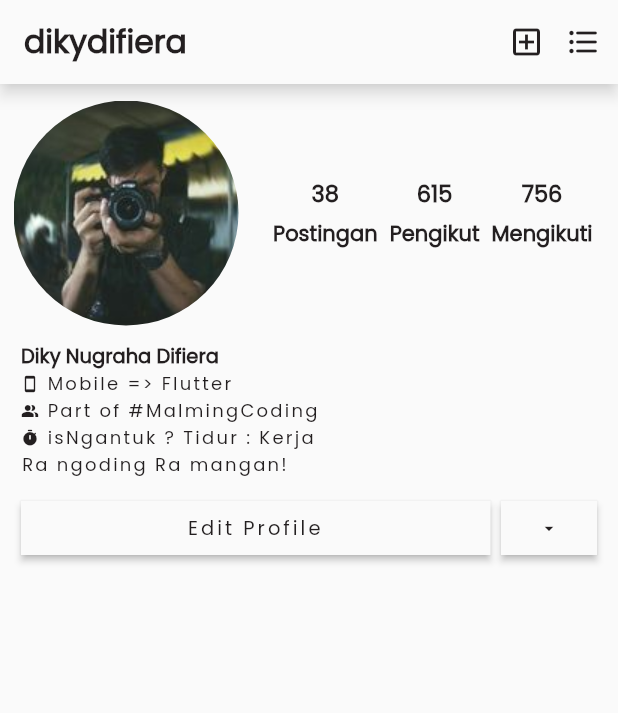
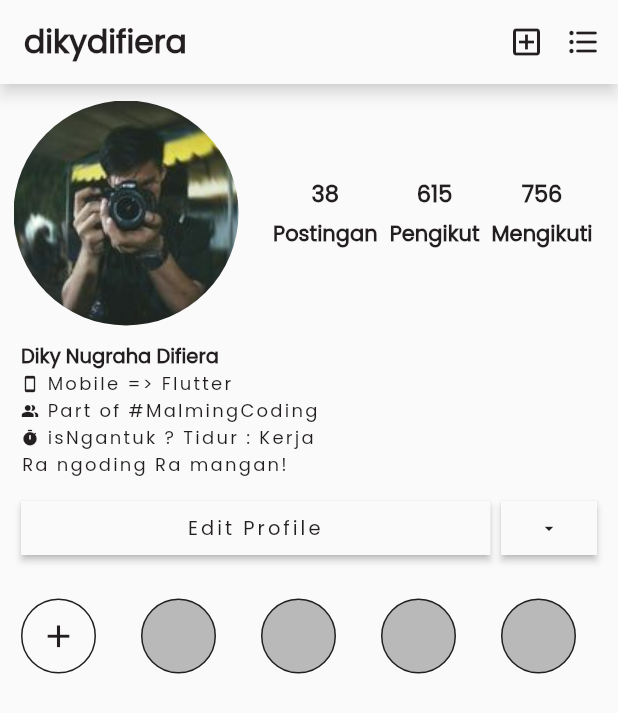
Before and after one commit to dikynugraha1111/AntarMahasiswa, a Flutter app: the screen it shows after launch, on a phone screen of 412 x 824 dp. Shown: the top 713 px of the screen. Run offline on Flutter 3.47's test engine with Material 2 defaults, Android fonts, the phone set to English and light mode, and no system bars; our stand-ins replace carousel_slider, curved_navigation_bar, google_fonts, hexcolor.

Commit message:
Update IgProfile Page - Added ListHistory Horizontal

```diff
--- a/lib/view/ig_profile.dart
+++ b/lib/view/ig_profile.dart
@@ -1,4 +1,5 @@
 import 'package:antarmahasiswa/widget/desc_profile.dart';
+import 'package:antarmahasiswa/widget/list_horizontal_history.dart';
 
 import '../widget/statistic.dart';
 
@@ -6,6 +7,18 @@ import '../shared/theme.dart';
 import 'package:flutter/material.dart';
 import '../widget/custom_circle.dart';
 import '../widget/button_profile.dart';
+
+final List<bool> listHorizontalHistory = <bool>[
+  true,
+  false,
+  false,
+  false,
+  false,
+  false,
+  false,
+  false,
+  false,
+];
 
 class IgProfile extends StatelessWidget {
   const IgProfile({Key? key}) : super(key: key);
@@ -16,6 +29,7 @@ class IgProfile extends StatelessWidget {
       backgroundColor: kWhiteColor,
       appBar: appBar,
       body: ListView(
+        scrollDirection: Axis.vertical,
         primary: false,
         shrinkWrap: true,
         children: [
@@ -40,6 +54,20 @@ class IgProfile extends StatelessWidget {
               iconPart: Icons.people_alt_sharp,
               quote: "Ra ngoding Ra mangan!"),
           ButtonProfile(),
+          Container(
+            height: 60,
+            margin: EdgeInsets.only(top: 9.0, bottom: 9.0, left: 14.0),
+            child: ListView.builder(
+                scrollDirection: Axis.horizontal,
+                itemCount: listHorizontalHistory.length,
+                itemBuilder: (BuildContext context, int index) {
+                  return ListHorizontalHistory(
+                    noLeft: listHorizontalHistory[index],
+                    addNew: listHorizontalHistory[index],
+                    iconAdd: listHorizontalHistory[index],
+                  );
+                }),
+          ),
         ],
       ),
     );
--- /dev/null
+++ b/lib/widget/list_horizontal_history.dart
@@ -0,0 +1,34 @@
+import 'package:flutter/material.dart';
+import '../shared/theme.dart';
+
+class ListHorizontalHistory extends StatelessWidget {
+  final bool noLeft;
+  final bool addNew;
+  final bool iconAdd;
+
+  const ListHorizontalHistory(
+      {Key? key,
+      this.noLeft = false,
+      this.addNew = false,
+      this.iconAdd = false})
+      : super(key: key);
+
+  @override
+  Widget build(BuildContext context) {
+    return Container(
+        margin: noLeft
+            ? EdgeInsets.only(right: 15.0)
+            : EdgeInsets.only(left: 15.0, right: 15.0),
+        width: 50.0,
+        height: 50.0,
+        decoration: BoxDecoration(
+          shape: BoxShape.circle,
+          color: addNew ? kWhiteColor : kGreyColor,
+          border: Border.all(
+            color: kBlackColor,
+          ),
+        ),
+        child:
+            iconAdd ? Icon(Icons.add, color: kBlackColor, size: 25.0) : null);
+  }
+}
```
